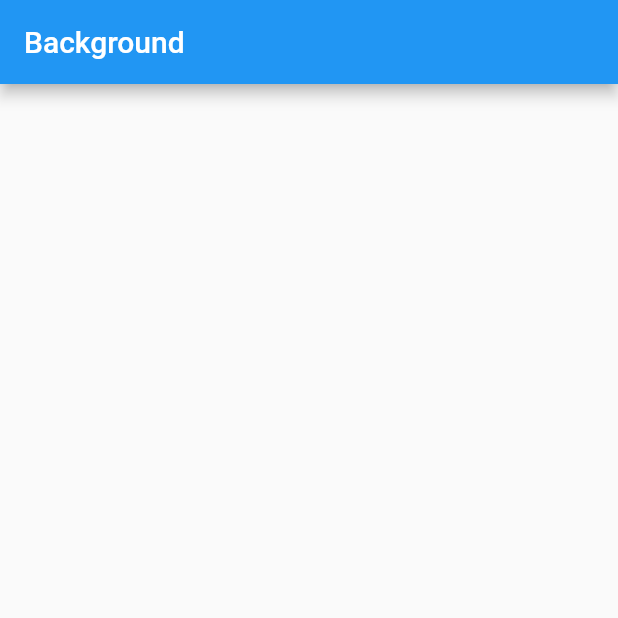
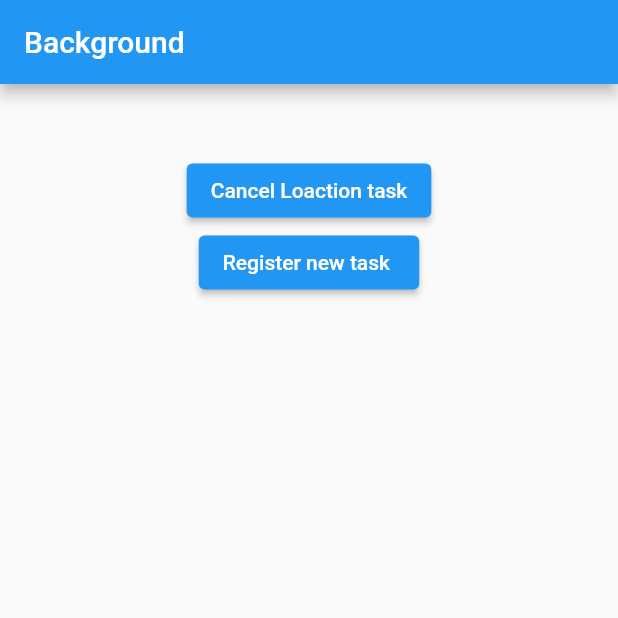
Before and after one commit to Abdusamad98/workmanager_example, a Flutter app: the first screen one second after launch, on a phone screen of 412 x 824 dp, the top half of it. Run offline on Flutter 3.47's test engine with Material 2 defaults, Android fonts, the phone set to English and light mode, and no system bars; our stand-ins replace geolocator, logger, shared_preferences; missing offline and left inert: workmanager.

Commit message:
some changes

```diff
--- /dev/null
+++ b/lib/background_task_screen.dart
@@ -0,0 +1,86 @@
+import 'package:flutter/material.dart';
+import 'package:shared_preferences/shared_preferences.dart';
+import 'package:geolocator/geolocator.dart';
+import 'package:workmanager/workmanager.dart';
+
+class BackgroundTaskUI extends StatefulWidget {
+  const BackgroundTaskUI({Key? key}) : super(key: key);
+
+  @override
+  State<BackgroundTaskUI> createState() => _BackgroundTaskUIState();
+}
+
+class _BackgroundTaskUIState extends State<BackgroundTaskUI> {
+  String locationText = "";
+
+  _init() async {
+    await Future.delayed(const Duration(seconds: 3));
+    var sharedPreference = await SharedPreferences.getInstance();
+    locationText = sharedPreference.getString("locationText") ?? "";
+    print("LOCATION :$locationText");
+    setState(() {});
+  }
+
+  @override
+  void initState() {
+    _init();
+    askLocationPermission();
+    super.initState();
+  }
+
+  askLocationPermission() async {
+    bool serviceEnabled;
+    LocationPermission permission;
+
+    serviceEnabled = await Geolocator.isLocationServiceEnabled();
+    if (!serviceEnabled) {
+      await Geolocator.openLocationSettings();
+      return Future.error('Location services are disabled.');
+    }
+    permission = await Geolocator.checkPermission();
+    if (permission == LocationPermission.denied) {
+      permission = await Geolocator.requestPermission();
+      if (permission == LocationPermission.denied) {
+        return Future.error('Location permissions are denied');
+      }
+    }
+
+    Workmanager().registerPeriodicTask(
+      "locationId",
+      "LOCATION",
+      tag: "SampleTag",
+      inputData: {"name": "Abdulloh"},
+    );
+  }
+
+  @override
+  Widget build(BuildContext context) {
+    return Scaffold(
+      appBar: AppBar(
+        title: const Text("Background"),
+      ),
+      body: Center(
+          child: Column(
+        children: [
+          Text(
+            locationText,
+            style: const TextStyle(
+              fontSize: 40,
+            ),
+          ),
+          ElevatedButton(
+              onPressed: () {
+                Workmanager().cancelByTag("SampleTag");
+              },
+              child: const Text("Cancel Loaction task")),
+          ElevatedButton(
+              onPressed: () {
+                Workmanager().registerOneOffTask("newTask", "NEW_TASK",
+                    tag: "newTaskTag", inputData: {"name": "Falonchi"});
+              },
+              child: const Text("Register new task "))
+        ],
+      )),
+    );
+  }
+}
--- a/lib/main.dart
+++ b/lib/main.dart
@@ -1,31 +1,36 @@
 import 'package:flutter/material.dart';
+import 'package:geolocator/geolocator.dart';
 import 'package:logger/logger.dart';
 import 'package:shared_preferences/shared_preferences.dart';
 import 'package:workmanager/workmanager.dart';
+import 'package:workmanager_example/background_task_screen.dart';
 
 @pragma(
     'vm:entry-point') // Mandatory if the App is obfuscated or using Flutter 3.1+
 
 void callbackDispatcher() {
-  Workmanager().executeTask((task, inputData) async {
-    int? totalExecutions;
-    final sharedPreference = await SharedPreferences.getInstance();
-
-    try {
-      totalExecutions = sharedPreference.getInt("totalExecutions");
-
-      for (int i = 0; i < 5; i++) {
-        await Future.delayed(const Duration(seconds: 1));
-        await sharedPreference.setInt("totalExecutions",
-            totalExecutions == null ? 1 : totalExecutions + 1);
-        totalExecutions = sharedPreference.getInt("totalExecutions");
+  Workmanager().executeTask((taskName, inputData) async {
+    if (taskName == "LOCATION") {
+      String locationText = '';
+      debugPrint("TASK STARTED ITS NAME: $taskName");
+      final sharedPreference = await SharedPreferences.getInstance();
+      try {
+        Position currentPosition = await Geolocator.getCurrentPosition();
+        await sharedPreference.setString("locationText",
+            "LONGITUDE: ${currentPosition.longitude}: ${DateTime.now().toString()}");
+        locationText = sharedPreference.getString("locationText") ?? "";
+        debugPrint(locationText);
+      } catch (err) {
+        Logger().e(err
+            .toString()); // Logger flutter package, prints error on the debug console
+        throw Exception(err);
       }
-    } catch (err) {
-      Logger().e(err
-          .toString()); // Logger flutter package, prints error on the debug console
-      throw Exception(err);
+      return Future.value(true);
+    } else if (taskName == "NEW_TASK") {
+      debugPrint("NEW TASK STARTED ITS NAME: $taskName");
+      debugPrint("NEW TASK STARTED ITS INPUT DATA: $inputData");
+      return Future.value(true);
     }
-    //print("Native called background task: $backgroundTask"); //simpleTask will be emitted here.
     return Future.value(true);
   });
 }
@@ -37,7 +42,13 @@ void main() async {
     isInDebugMode: true,
   );
   await SharedPreferences.getInstance();
-  Workmanager().registerOneOffTask("task-identifier", "simpleTask");
+
+  // Workmanager().cancelByUniqueName("locationId");
+  // Workmanager().registerPeriodicTask(
+  //   "locationIdByPeriodic",
+  //   "GET Continuous LOCATION PERIODIC",
+  //   frequency: const Duration(minutes: 16),
+  // );
   runApp(const MyApp());
 }
 
@@ -56,45 +67,3 @@ class MyApp extends StatelessWidget {
     );
   }
 }
-
-class BackgroundTaskUI extends StatefulWidget {
-  const BackgroundTaskUI({Key? key}) : super(key: key);
-
-  @override
-  State<BackgroundTaskUI> createState() => _BackgroundTaskUIState();
-}
-
-class _BackgroundTaskUIState extends State<BackgroundTaskUI> {
-  String numberText = "";
-
-  _init() async {
-    await Future.delayed(const Duration(seconds: 3));
-    var sharedPreference = await SharedPreferences.getInstance(); //
-    numberText = sharedPreference.getInt("totalExecutions").toString();
-    print("NUMBER :$numberText");
-    setState(() {});
-  }
-
-  @override
-  void initState() {
-    _init();
-    super.initState();
-  }
-
-  @override
-  Widget build(BuildContext context) {
-    return Scaffold(
-      appBar: AppBar(
-        title: const Text("Background"),
-      ),
-      body: Center(
-        child: Text(
-          numberText,
-          style: const TextStyle(
-            fontSize: 40,
-          ),
-        ),
-      ),
-    );
-  }
-}
--- a/pubspec.yaml
+++ b/pubspec.yaml
@@ -38,6 +38,9 @@ dependencies:
   workmanager: ^0.5.1
   shared_preferences: ^2.0.17
   logger: ^1.1.0
+  geolocator: ^9.0.2
+  location: ^4.4.0
+
 
 dev_dependencies:
   flutter_test:
```
Also changed, not shown: pubspec.lock, 1 other file.
